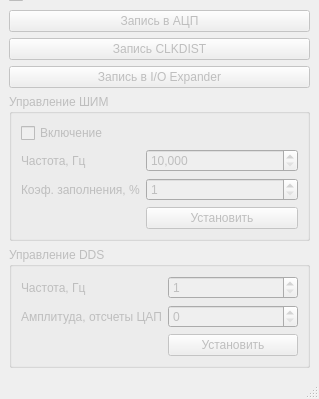
Qt form mainwindow.ui (reffum/digitizer_pc) before a commit; both pictures show x 0 to 319 and y 310 to 709 of the 319 by 709 pixel window.
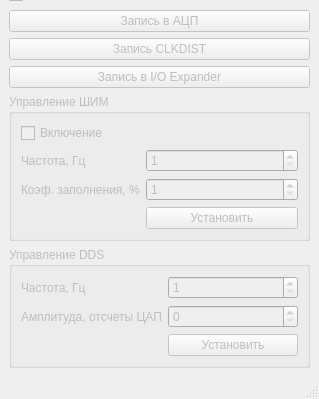
The same form after that commit. Custom widgets are drawn as their Qt base class.

Patch:
```diff
--- a/mainwindow.ui
+++ b/mainwindow.ui
@@ -7,7 +7,7 @@
     <x>0</x>
     <y>0</y>
     <width>310</width>
-    <height>670</height>
+    <height>672</height>
    </rect>
   </property>
   <property name="minimumSize">
@@ -289,7 +289,7 @@
           <bool>true</bool>
          </property>
          <property name="minimum">
-          <number>10000</number>
+          <number>1</number>
          </property>
          <property name="maximum">
           <number>15000</number>
```
